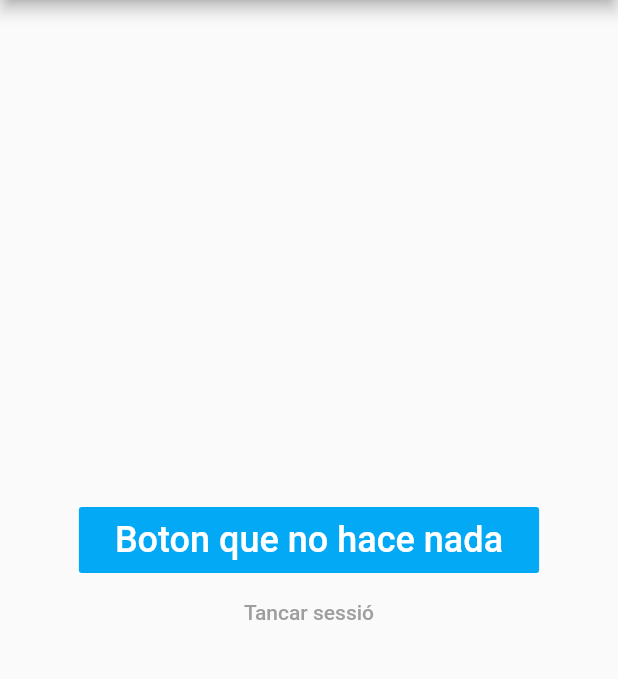
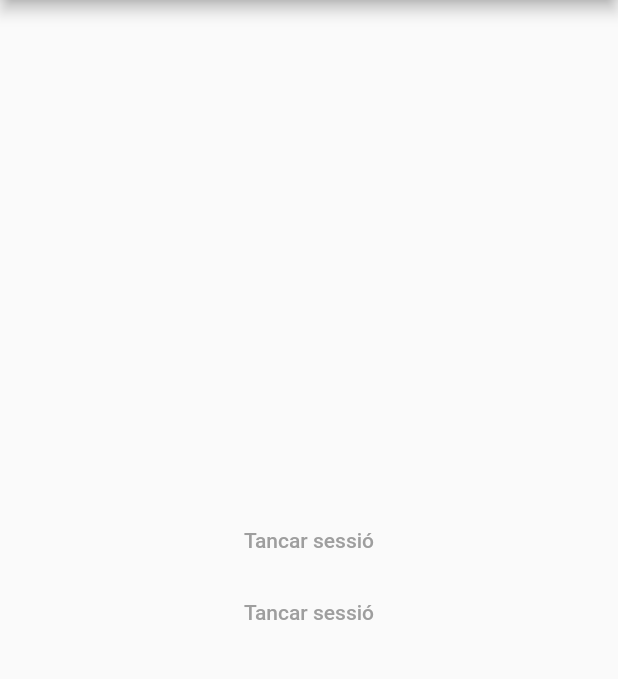
Before and after one commit to PabloGamiz/SafeEvents-Frontend, a Flutter app: the Reserves screen opened directly, after a tap on "Tancar sessió", on a phone screen of 412 x 824 dp, the part 84-763 px from its top. Run offline on Flutter 3.47's test engine with Material 2 defaults, Android fonts, the phone set to English and light mode, and no system bars; our stand-ins replace datetime_picker_formfield, firebase_auth, firebase_core, google_sign_in, shared_preferences; accounts and stored records are empty.

Commit message:
todo junto

```diff
--- a/lib/SignIn.dart
+++ b/lib/SignIn.dart
@@ -67,6 +67,7 @@ class _SignInState extends State<SignIn> {
     final SignInModel session = await http_SignIn(googleAuth.idToken);
 
     SharedPreferences prefs = await SharedPreferences.getInstance();
+    print(session.cookie);
     prefs.setString('cookie', session.cookie);
     prefs.setInt('timeout', session.deadline);
 
--- a/lib/reserves.dart
+++ b/lib/reserves.dart
@@ -17,16 +17,21 @@ class _PantallaReserva extends State<Reserves> {
           child: Column(
         mainAxisAlignment: MainAxisAlignment.center,
         children: <Widget>[
-          FlatButton(
-            child: Padding(
-              padding: const EdgeInsets.all(8.0),
-              child: Text(
-                'Boton que no hace nada',
-                style: TextStyle(color: Colors.white, fontSize: 24),
+          Container(
+            width: 250.0,
+            child: Align(
+              alignment: Alignment.center,
+              child: FlatButton(
+                onPressed: () =>
+                    _reserva() /*llama a estructura, para que depues esta muestre eventos general*/,
+                child: Text(
+                  'Tancar sessió',
+                  style: TextStyle(
+                    color: Colors.grey,
+                  ),
+                ),
               ),
             ),
-            onPressed: () => print('boton presinado'),
-            color: Colors.lightBlue,
           ),
           Container(
             width: 250.0,
@@ -49,5 +54,24 @@ class _PantallaReserva extends State<Reserves> {
     );
   }
 
-  _reserva() {}
+  _reserva() {
+    /*   18:27
+// Request
+{
+	"client_id": "",
+	"event_id": "",
+	"option": 0,
+	"how_many": 0,
+	"description": "hello world"
 }
+
+// response
+{
+	"tickets_id": []
+}
+Tu18:23
+option = 0 reserva, 1 = compra
+
+*/
+  }
+}
```
Also changed, not shown: lib/EventsGeneral.dart (+10 -8 lines), 1 other file.
